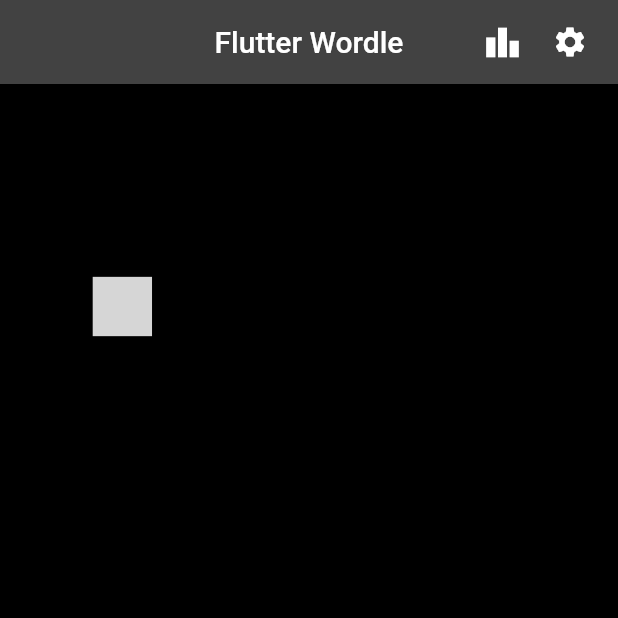
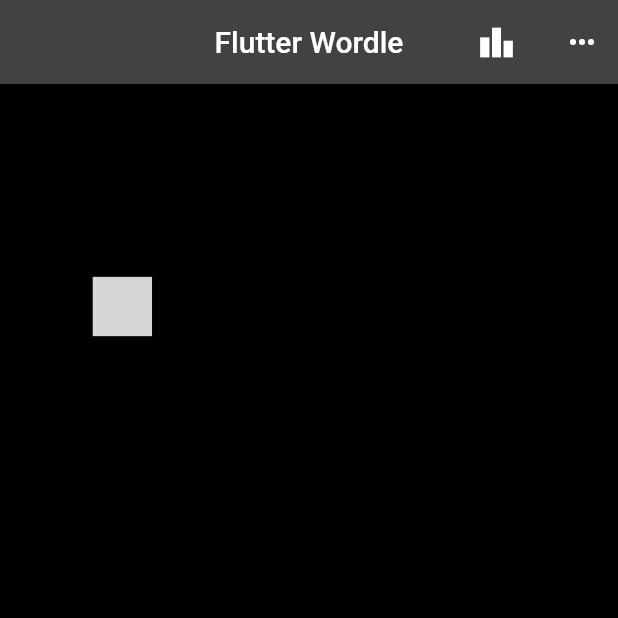
Before and after one commit to johnnysbug/flutterdle, a Flutter app: the screen it shows after launch, on a phone screen of 412 x 824 dp, the top half of it. Run offline on Flutter 3.47's test engine with Material 2 defaults, Android fonts, the phone set to English and light mode, and no system bars; missing offline and left inert: flutter_animator; statements that could not run were skipped; project files that could hold a hidden picture were left out; grey boxes are pictures that could not be loaded.

Commit message:
adds new game logic

```diff
--- a/lib/main.dart
+++ b/lib/main.dart
@@ -36,7 +36,14 @@ class MyHomePage extends StatefulWidget {
 
 class _MyHomePageState extends State<MyHomePage> {
   final _game = Wordle();
-  final _keys = List.filled(Wordle.totalTries, GlobalKey<AnimatorWidgetState>(), growable: false);
+  final _keys = [
+    GlobalKey<AnimatorWidgetState>(),
+    GlobalKey<AnimatorWidgetState>(),
+    GlobalKey<AnimatorWidgetState>(),
+    GlobalKey<AnimatorWidgetState>(),
+    GlobalKey<AnimatorWidgetState>(),
+    GlobalKey<AnimatorWidgetState>(),
+  ];
 
   void _onKeyPressed(String val) {
     setState(() {
@@ -60,15 +67,23 @@ class _MyHomePageState extends State<MyHomePage> {
     }
   }
 
+  void _menuItemSelected(int index) {
+    switch (index) {
+      case 0:
+        setState(() {
+          _game.init();
+        });
+        _resetMessage();
+        break;
+      default:
+        break;
+    }
+  }
+
   @override
   void initState() {
     _game.init();
-
     super.initState();
-    Future.delayed(Duration.zero, () async {
-      await _game.newAnswer();
-    });
-
     _resetMessage();
   }
 
@@ -88,12 +103,16 @@ class _MyHomePageState extends State<MyHomePage> {
                   size: 26.0,
                 ),
               )),
-          Padding(
-              padding: const EdgeInsets.only(right: 20.0),
-              child: GestureDetector(
-                onTap: () {},
-                child: const Icon(Icons.settings),
-              )),
+          RotatedBox(
+            quarterTurns: 1,
+            child: PopupMenuButton<int>(
+              onSelected: (item) => _menuItemSelected(item),
+              itemBuilder: (context) => [
+                const PopupMenuItem<int>(value: 0, child: Text('New Game')),
+                const PopupMenuItem<int>(value: 1, child: Text('Settings')),
+              ],
+            ),
+          ),
         ],
       ),
       backgroundColor: Colors.black,
```
Also changed, not shown: lib/game.dart (+4 -6 lines).
